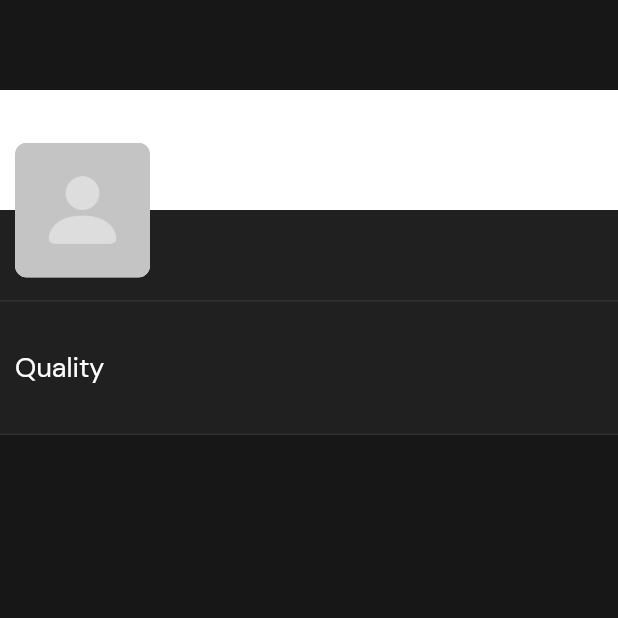
After one commit to szezjo/RadishFrontend, a Flutter app: the FeedPage screen opened by its route, on a phone screen of 412 x 824 dp, the top half of it. The commit adds this screen. Run offline on Flutter 3.47's test engine with Material 2 defaults, Android fonts, the phone set to English and light mode, and no system bars; our stand-ins replace palette_generator, shared_preferences; accounts and stored records are empty; statements that could not run were skipped.

Commit message:
Top done

```diff
--- a/radish/lib/main.dart
+++ b/radish/lib/main.dart
@@ -9,6 +9,7 @@ import 'package:radish/screens/login.dart';
 import 'package:radish/screens/signup.dart';
 import 'package:radish/screens/currently_playing.dart';
 import 'package:radish/screens/catalogue.dart';
+import 'package:radish/screens/feed.dart';
 import 'package:radish/theme/theme_config.dart';
 
 void main() {
@@ -44,6 +45,8 @@ class Radish extends StatelessWidget {
           break;
           case "/catalogue": {  page = const CataloguePage(); }
           break;
+          case "/feed": {  page = const FeedPage(); }
+          break;
           default: { page = const LoadingPage(); }
           break;
         }
--- /dev/null
+++ b/radish/lib/screens/feed.dart
@@ -0,0 +1,258 @@
+import 'package:flutter/material.dart';
+import 'dart:convert';
+import 'package:http/http.dart' as http;
+import 'package:shared_preferences/shared_preferences.dart';
+import 'package:radish/models/user.dart';
+import 'package:radish/theme/theme_config.dart';
+import 'package:radish/models/station.dart';
+import 'package:palette_generator/palette_generator.dart';
+
+class FeedPage extends StatefulWidget {
+  const FeedPage({Key? key}) : super(key: key);
+
+  @override
+  State<FeedPage> createState() => _FeedPageState();
+}
+
+class _FeedPageState extends State<FeedPage> {
+
+  List<dynamic>? activityLog;
+  User? user;
+
+  getUserData() async {
+    SharedPreferences storage = await SharedPreferences.getInstance();
+    var userData = storage.getString('userData');
+    Map json = jsonDecode(userData.toString());
+    Map<String, dynamic> stringQueryParameters =
+    json.map((key, value) => MapEntry(key.toString(), value));
+
+    setState(() {
+      user = User.fromJson(stringQueryParameters);
+    });
+  }
+
+  Future<Color> getImagePalette () async {
+    if (user?.profile?.avatar == null) {
+      return Colors.white;
+    }
+    final PaletteGenerator paletteGenerator = await PaletteGenerator
+        .fromImageProvider(NetworkImage(user!.profile!.avatar!),);
+    return paletteGenerator.dominantColor?.color ?? Colors.white;
+  }
+
+
+  getActivityFeed() async {
+    if (this.user == null) {
+      print("no user set");
+      return;
+    }
+
+    List<dynamic> activitiesFetched = [];
+    // print("${this.user?.token} TOKEN");
+    //
+    // String endpointUrl = "";
+    //
+    // final response = await http.post(
+    //     Uri.parse('https://radish-app.herokuapp.com/user/${endpointUrl}'),
+    //     headers: {
+    //       'Content-Type': 'application/json; charset=UTF-8',
+    //     },
+    //     body: jsonEncode({
+    //       'token': this.user?.token
+    //     })
+    // );
+    //
+    // if (response.statusCode != 200) {
+    //   print("${response.statusCode} COULDN'T GET ${endpointUrl}");
+    //   print("${jsonDecode(response.body)}");
+    //   return;
+    // }
+    //
+    // print("${response.statusCode} GOT ${endpointUrl}");
+    // var activitiesJson = jsonDecode(response.body);
+    // List<dynamic>? activitiesJ = activitiesJson != null ? List.from(activitiesJson) : null;
+    // if (activitiesJ == null) {
+    //   print("couldnt get activities from json");
+    //   return;
+    // }
+
+    setState(() {
+      // activityLog = activitiesJ.map((log) => Log.fromJson(log)).toList();
+      activityLog = ["1", "2", "3"];
+    });
+  }
+
+  setupApp() async {
+    await getUserData();
+    await getActivityFeed();
+  }
+
+  @override
+  void initState() {
+    super.initState();
+    setupApp();
+  }
+
+  @override
+  Widget build(BuildContext context) {
+    return Scaffold(
+      body: Column(
+          children: [
+            Stack(
+                children: [
+                  Column(
+                    children: [
+                      SizedBox(height: 60.0),
+                      FutureBuilder<Color>(
+                          future: getImagePalette(),
+                          builder: (BuildContext context, AsyncSnapshot<Color> snapshot) {
+                            if (snapshot.hasData) {
+                              return Container(
+                                height: 80.0,
+                                color: snapshot.data,
+                              );
+                            }
+                            else {
+                              return Container(
+                                height: 80.0,
+                                color: ThemeConfig.darkBGSecondary,
+                              );
+                            }
+                          }),
+                      Container(
+                        height: 60.0,
+                        color: ThemeConfig.darkBGSecondary,
+                      )
+                    ],
+                  ),
+                  Positioned(
+                      top: 150.0,
+                      left: 110.0,
+                      child: Column(
+                        crossAxisAlignment: CrossAxisAlignment.start,
+                        children: [
+                          Text(
+                              user?.profile?.display_name ?? "",
+                              style: TextStyle(fontSize: 18.0)),
+                        ],
+                      )
+                  ),
+                  Positioned(
+                    top: 95.0,
+                    left: 10.0,
+                    child: ClipRRect(
+                      borderRadius: BorderRadius.circular(8.0),
+                      child: Container(
+                        color: Colors.white,
+                        child: user?.profile?.avatar != null ? FadeInImage.assetNetwork(
+                            placeholder: 'images/avatarPlaceholder.png',
+                            image: user!.profile!.avatar!,
+                            height: 90.0,
+                            width: 90.0,
+                            fit: BoxFit.contain
+                        ) : Image.asset(
+                            'images/avatarPlaceholder.png',
+                            height: 90.0,
+                            width: 90.0,
+                            fit: BoxFit.contain
+                        ),
+                      ),
+                    ),
+                  )
+                ]
+            ),
+            Container(
+              height: 90.0,
+              child: Padding(
+                padding: const EdgeInsets.all(10.0),
+                child: Row(
+                  mainAxisAlignment: MainAxisAlignment.spaceEvenly,
+                  children: [
+                    Expanded(
+                      child: Column(
+                        crossAxisAlignment: CrossAxisAlignment.start,
+                        mainAxisAlignment: MainAxisAlignment.center,
+                        children: const [
+                          Text(
+                              "Quality",
+                              style: TextStyle(fontSize: 18.0)),
+                        ],
+                      ),
+                    ),
+                  ],
+                ),
+              ),
+              decoration: BoxDecoration(
+                  color: ThemeConfig.darkBGSecondary,
+                  border: Border.symmetric(horizontal: BorderSide(
+                    color: ThemeConfig.darkDivider,
+                  ),)
+              ),
+            ),
+            Expanded(
+                child: activityList(activityLog)
+            )
+          ]
+      ),
+    );
+  }
+}
+
+Widget activityList(List <dynamic>? activityLog) {
+  return ListView(
+    padding: EdgeInsets.zero,
+    scrollDirection: Axis.vertical,
+    children: List.generate(activityLog?.length ?? 0, (int index) {
+      return GestureDetector(
+        onDoubleTap: () => print("liked ${activityLog?.elementAt(index)}"),
+        child: Container(
+          height: 60.0,
+          decoration: BoxDecoration(
+              border: Border(
+                bottom: BorderSide(
+                  color: ThemeConfig.darkDivider,
+                ),)
+          ),
+          child: Row(
+            mainAxisAlignment: MainAxisAlignment.spaceBetween,
+            crossAxisAlignment: CrossAxisAlignment.center,
+            children: [
+              Expanded(
+                flex: 1,
+                child: Padding(
+                    padding: const EdgeInsets.all(10.0),
+                    child: Icon(
+                      Icons.music_note_rounded,
+                      color: ThemeConfig.darkAccentPrimary,
+                      size: 28.0,
+                    )
+                ),
+              ),
+              Expanded(
+                flex: 6,
+                child: Text(
+                  activityLog?.elementAt(index) ?? "",
+                  style: TextStyle(
+                      overflow: TextOverflow.ellipsis,
+                      color: ThemeConfig.darkIcons,
+                      fontSize: 18.0),
+                ),
+              ),
+              Expanded(
+                flex: 1,
+                child: IconButton(
+                  onPressed: () => print("faved ${activityLog?.elementAt(index)}"),
+                  icon: Icon(
+                    Icons.favorite_outline_rounded,
+                    color: ThemeConfig.darkIcons,
+                    size: 24.0,
+                  ),
+                ),
+              )
+            ],
+          ),
+        ),
+      );
+    }),
+  );
+}
--- a/radish/lib/screens/login.dart
+++ b/radish/lib/screens/login.dart
@@ -42,7 +42,8 @@ class _LoginPageState extends State<LoginPage> {
 
     print("LOGGED IN");
 
-    Navigator.pushReplacementNamed(context, "/listen");
+    Navigator.pushReplacementNamed(context, "/feed");
+    // Navigator.pushReplacementNamed(context, "/listen");
   }
 
   @override
--- a/radish/pubspec.yaml
+++ b/radish/pubspec.yaml
@@ -72,6 +72,7 @@ flutter:
     - images/logo_white.png
     - images/headerBg.png
     - images/stationPlaceholder.png
+    - images/avatarPlaceholder.png
     - images/genresCover.png
     - images/countriesCover.png
     - images/decadesCover.png
```
Also changed, not shown: radish/images/avatarPlaceholder.png (added).
